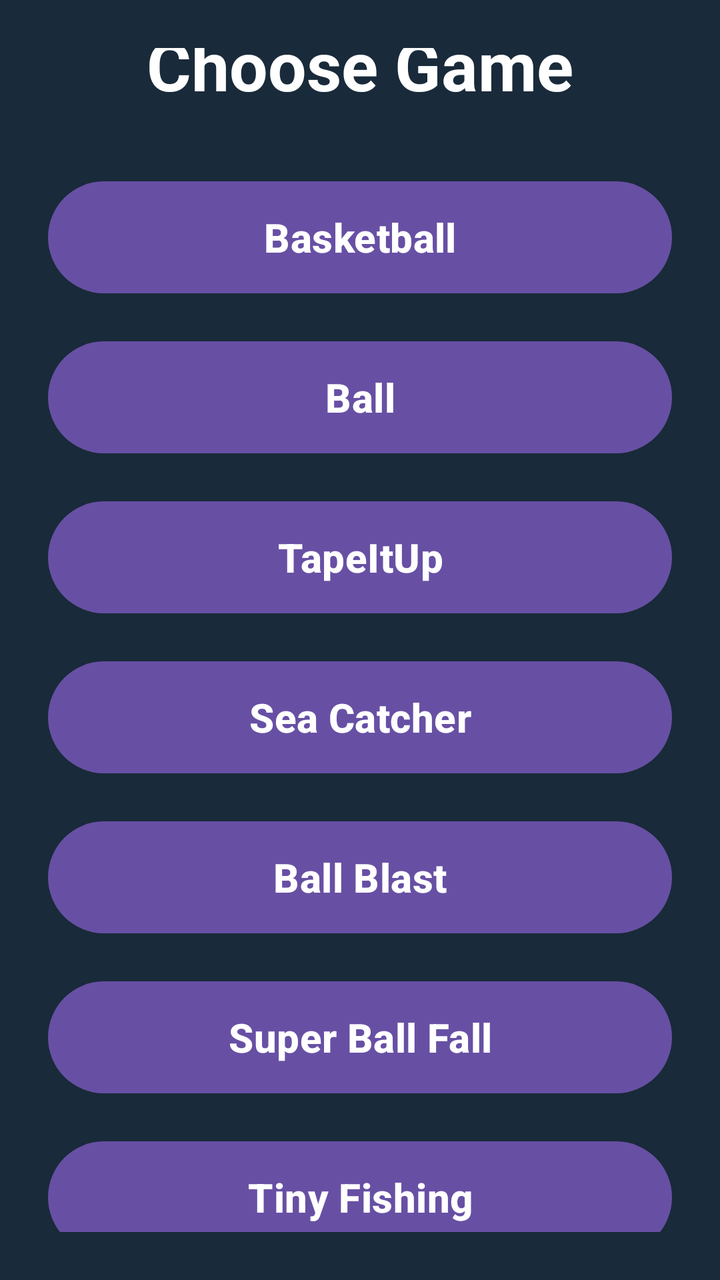
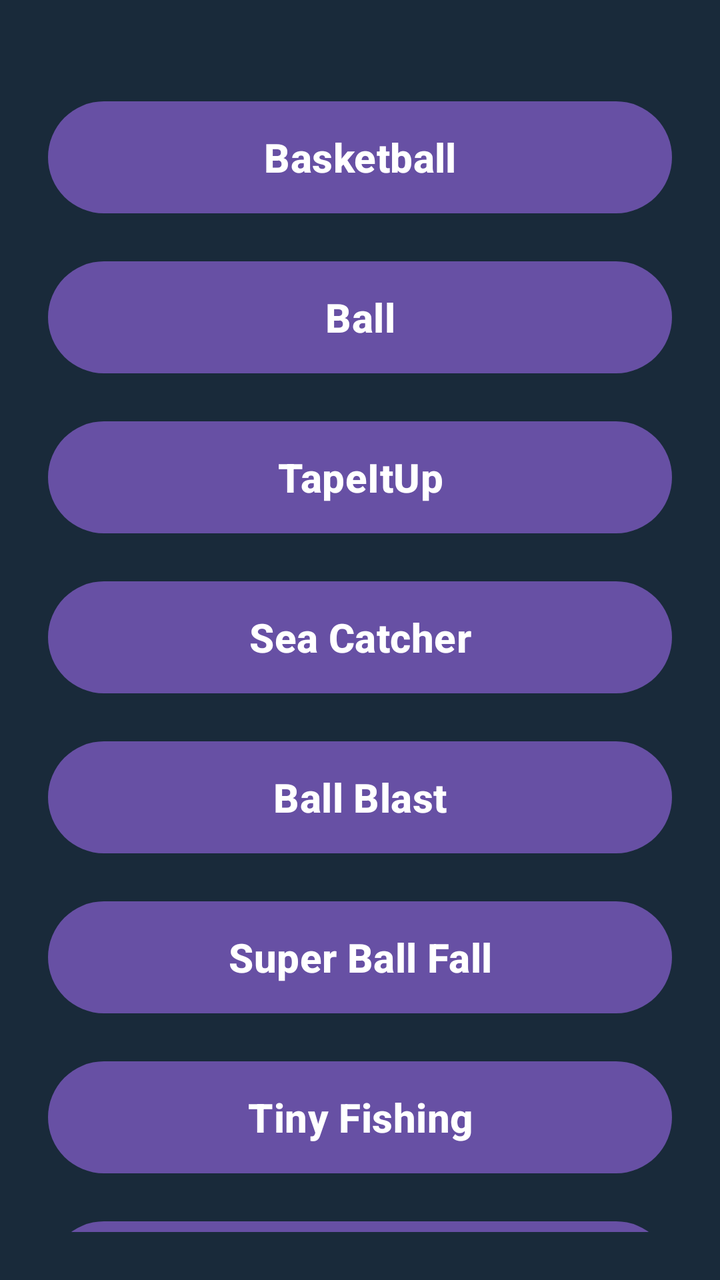

The first picture is an Android layout as it rendered before a commit; the second is the same layout after the commit. The layout source and the unified diff follow.
<!-- AndroidManifest.xml: application theme Theme.Game43 -->
<!-- res/layout/activity_main.xml -->
<?xml version="1.0" encoding="utf-8"?>
<androidx.constraintlayout.widget.ConstraintLayout xmlns:android="http://schemas.android.com/apk/res/android"
    xmlns:app="http://schemas.android.com/apk/res-auto"
    xmlns:tools="http://schemas.android.com/tools"
    android:id="@+id/main"
    android:layout_width="match_parent"
    android:layout_height="match_parent"
    android:background="#192A3A"
    android:padding="24dp"
    tools:context=".MainActivity">

    <TextView
        android:id="@+id/titleText"
        android:layout_width="wrap_content"
        android:layout_height="wrap_content"
        android:text="Choose Game"
        android:textColor="#FFFFFF"
        android:textSize="34sp"
        android:textStyle="bold"
        app:layout_constraintBottom_toTopOf="@id/basketballButton"
        app:layout_constraintEnd_toEndOf="parent"
        app:layout_constraintStart_toStartOf="parent"
        app:layout_constraintTop_toTopOf="parent"
        app:layout_constraintVertical_chainStyle="packed" />

    <Button
        android:id="@+id/basketballButton"
        android:layout_width="0dp"
        android:layout_height="64dp"
        android:layout_marginTop="32dp"
        android:text="Basketball"
        android:textSize="20sp"
        android:textStyle="bold"
        app:layout_constraintBottom_toTopOf="@id/ballButton"
        app:layout_constraintEnd_toEndOf="parent"
        app:layout_constraintStart_toStartOf="parent"
        app:layout_constraintTop_toBottomOf="@id/titleText" />

    <Button
        android:id="@+id/ballButton"
        android:layout_width="0dp"
        android:layout_height="64dp"
        android:layout_marginTop="16dp"
        android:text="Ball"
        android:textSize="20sp"
        android:textStyle="bold"
        app:layout_constraintBottom_toTopOf="@id/tapeItUpButton"
        app:layout_constraintEnd_toEndOf="parent"
        app:layout_constraintStart_toStartOf="parent"
        app:layout_constraintTop_toBottomOf="@id/basketballButton" />

    <Button
        android:id="@+id/tapeItUpButton"
        android:layout_width="0dp"
        android:layout_height="64dp"
        android:layout_marginTop="16dp"
        android:text="TapeItUp"
        android:textSize="20sp"
        android:textStyle="bold"
        app:layout_constraintBottom_toTopOf="@id/seaCatcherButton"
        app:layout_constraintEnd_toEndOf="parent"
        app:layout_constraintStart_toStartOf="parent"
        app:layout_constraintTop_toBottomOf="@id/ballButton" />

    <Button
        android:id="@+id/seaCatcherButton"
        android:layout_width="0dp"
        android:layout_height="64dp"
        android:layout_marginTop="16dp"
        android:text="Sea Catcher"
        android:textSize="20sp"
        android:textStyle="bold"
        app:layout_constraintBottom_toTopOf="@id/ballBlastButton"
        app:layout_constraintEnd_toEndOf="parent"
        app:layout_constraintStart_toStartOf="parent"
        app:layout_constraintTop_toBottomOf="@id/tapeItUpButton" />

    <Button
        android:id="@+id/ballBlastButton"
        android:layout_width="0dp"
        android:layout_height="64dp"
        android:layout_marginTop="16dp"
        android:text="Ball Blast"
        android:textSize="20sp"
        android:textStyle="bold"
        app:layout_constraintBottom_toTopOf="@id/superBallFallButton"
        app:layout_constraintEnd_toEndOf="parent"
        app:layout_constraintStart_toStartOf="parent"
        app:layout_constraintTop_toBottomOf="@id/seaCatcherButton" />

    <Button
        android:id="@+id/superBallFallButton"
        android:layout_width="0dp"
        android:layout_height="64dp"
        android:layout_marginTop="16dp"
        android:text="Super Ball Fall"
        android:textSize="20sp"
        android:textStyle="bold"
        app:layout_constraintBottom_toTopOf="@id/tinyFishingButton"
        app:layout_constraintEnd_toEndOf="parent"
        app:layout_constraintStart_toStartOf="parent"
        app:layout_constraintTop_toBottomOf="@id/ballBlastButton" />

    <Button
        android:id="@+id/tinyFishingButton"
        android:layout_width="0dp"
        android:layout_height="64dp"
        android:layout_marginTop="16dp"
        android:text="Tiny Fishing"
        android:textSize="20sp"
        android:textStyle="bold"
        app:layout_constraintBottom_toBottomOf="parent"
        app:layout_constraintEnd_toEndOf="parent"
        app:layout_constraintStart_toStartOf="parent"
        app:layout_constraintTop_toBottomOf="@id/superBallFallButton" />

</androidx.constraintlayout.widget.ConstraintLayout>
<!-- resources referenced by this layout -->
<resources>
  <style name="Theme.Game43" parent="Base.Theme.Game43" />
  <style name="Base.Theme.Game43" parent="Theme.Material3.DayNight.NoActionBar">
          
          
      </style>
</resources>

<!-- the commit's change to res/layout/activity_main.xml (unified diff, before → after) -->
@@ -109,9 +109,22 @@
         android:text="Tiny Fishing"
         android:textSize="20sp"
         android:textStyle="bold"
-        app:layout_constraintBottom_toBottomOf="parent"
+        app:layout_constraintBottom_toTopOf="@id/flipperDrunkButton"
         app:layout_constraintEnd_toEndOf="parent"
         app:layout_constraintStart_toStartOf="parent"
         app:layout_constraintTop_toBottomOf="@id/superBallFallButton" />
 
+    <Button
+        android:id="@+id/flipperDrunkButton"
+        android:layout_width="0dp"
+        android:layout_height="64dp"
+        android:layout_marginTop="16dp"
+        android:text="Flipper Drunk"
+        android:textSize="20sp"
+        android:textStyle="bold"
+        app:layout_constraintBottom_toBottomOf="parent"
+        app:layout_constraintEnd_toEndOf="parent"
+        app:layout_constraintStart_toStartOf="parent"
+        app:layout_constraintTop_toBottomOf="@id/tinyFishingButton" />
+
 </androidx.constraintlayout.widget.ConstraintLayout>
